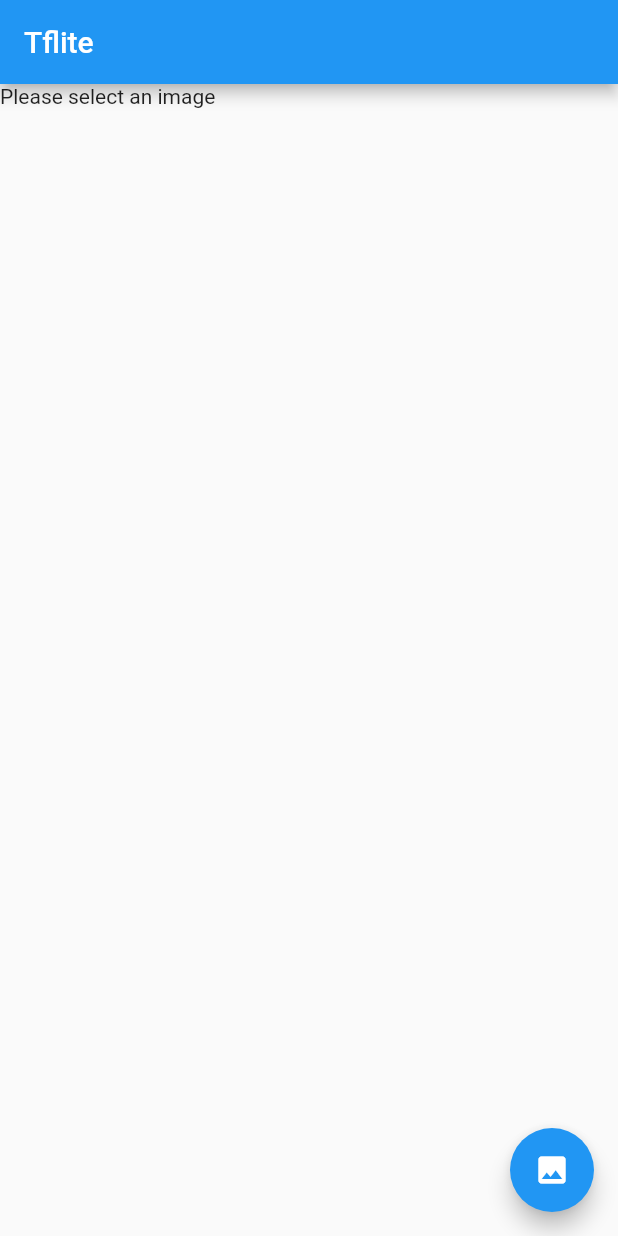
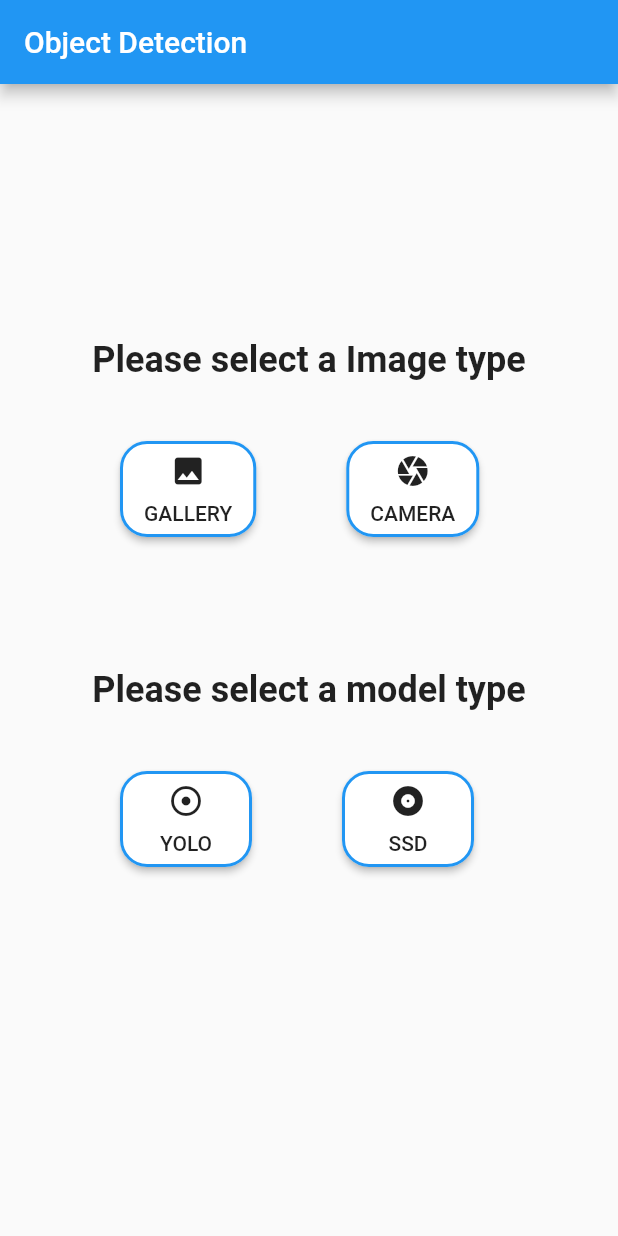
Before and after one commit to cbLife98/tflite_yolo, a Flutter app: the screen it shows after launch, on a phone screen of 412 x 824 dp. Run offline on Flutter 3.47's test engine with Material 2 defaults, Android fonts, the phone set to English and light mode, and no system bars; our stand-ins replace image_picker; missing offline and left inert: tflite.

Commit message:
Image Buttons

```diff
--- a/lib/main.dart
+++ b/lib/main.dart
@@ -74,8 +74,17 @@ class _TfliteHomeState extends State<TfliteHome> {
     }
   }
 
-  selectFromImagePicker() async {
+  selectFromImagePickerGallery() async {
     var image = await ImagePicker.pickImage(source: ImageSource.gallery);
+    if (image == null) return;
+    setState(() {
+      _busy = true;
+    });
+    predictImage(image);
+  }
+
+  selectFromImagePickerCamera() async {
+    var image = await ImagePicker.pickImage(source: ImageSource.camera);
     if (image == null) return;
     setState(() {
       _busy = true;
@@ -135,7 +144,7 @@ class _TfliteHomeState extends State<TfliteHome> {
     double factorX = screen.width;
     double factorY = _imageHeight/_imageWidth * screen.width;
 
-    Color blue = Colors.blue;
+    Color blue = Colors.red;
 
     return _recognitions.map((re){
       return Positioned(
@@ -160,17 +169,140 @@ class _TfliteHomeState extends State<TfliteHome> {
     }).toList();
   }
 
+
+  Widget mainScreen(){
+    return Container (
+      child: Column(
+        children: <Widget>[
+          Container(
+            padding: EdgeInsets.all(80.0),
+          ),
+          Text("Please select a Image type",style: TextStyle(fontSize: 24.0,fontWeight: FontWeight.bold),),
+          Container(
+            padding: EdgeInsets.all(16.0),
+          ),
+          imageType(),
+          Container(
+            padding: EdgeInsets.all(40.0) ,
+          ),
+          Text("Please select a model type",style: TextStyle(fontSize: 24.0,fontWeight: FontWeight.bold),),
+        Container(
+          padding: EdgeInsets.all(16.0),
+        ),
+          modelType()
+        ],
+      ),
+    );
+  }
+
+  Widget modelType (){
+    return Row(
+      children: <Widget>[
+        Container(
+          padding: EdgeInsets.all(40.0),
+        ),
+        RaisedButton(
+          shape: RoundedRectangleBorder(
+              borderRadius: new BorderRadius.circular(18.0),
+
+              side: BorderSide(color: Colors.blue,width: 2.0)
+          ),
+          color: Colors.white,
+          onPressed: selectFromImagePickerGallery,
+          child: Column(
+            children: <Widget>[
+              Container(padding: EdgeInsets.all(4.0),),
+              Icon(Icons.adjust),
+              Container(padding: EdgeInsets.all(4.0),),
+              Text("YOLO"),
+              Container(padding: EdgeInsets.all(4.0),),
+            ],
+          ),
+        ),
+        Container(
+          padding: EdgeInsets.all(30.0),
+        ),
+        RaisedButton(
+          shape: RoundedRectangleBorder(
+              borderRadius: new BorderRadius.circular(18.0),
+
+              side: BorderSide(color: Colors.blue,width: 2.0)
+          ),
+          color: Colors.white,
+          onPressed: selectFromImagePickerCamera,
+          child:Column(
+            children: <Widget>[
+              Container(padding: EdgeInsets.all(4.0),),
+              Icon(Icons.album,),
+              Container(padding: EdgeInsets.all(4.0),),
+              Text("SSD"),
+              Container(padding: EdgeInsets.all(4.0),),
+            ],
+          ),)
+      ],
+    );
+  }
+
+  Widget imageType () {
+    return Row(
+      children: <Widget>[
+        Container(
+          padding: EdgeInsets.all(40.0),
+        ),
+        RaisedButton(
+          shape: RoundedRectangleBorder(
+            borderRadius: new BorderRadius.circular(18.0),
+
+            side: BorderSide(color: Colors.blue,width: 2.0)
+          ),
+          color: Colors.white,
+          onPressed: selectFromImagePickerGallery,
+          child: Column(
+            children: <Widget>[
+              Container(padding: EdgeInsets.all(4.0),),
+              Icon(Icons.image),
+              Container(padding: EdgeInsets.all(4.0),),
+              Text("GALLERY"),
+              Container(padding: EdgeInsets.all(4.0),),
+            ],
+          ),
+        ),
+        Container(
+          padding: EdgeInsets.all(30.0),
+        ),
+        RaisedButton(
+          shape: RoundedRectangleBorder(
+              borderRadius: new BorderRadius.circular(18.0),
+
+              side: BorderSide(color: Colors.blue,width: 2.0)
+          ),
+          color: Colors.white,
+          onPressed: selectFromImagePickerCamera,
+          child:Column(
+            children: <Widget>[
+              Container(padding: EdgeInsets.all(4.0),),
+              Icon(Icons.camera,),
+              Container(padding: EdgeInsets.all(4.0),),
+              Text("CAMERA"),
+              Container(padding: EdgeInsets.all(4.0),),
+            ],
+          ),)
+      ],
+    );
+  }
+
   @override
   Widget build(BuildContext context) {
 
     Size size = MediaQuery.of(context).size;
     List<Widget> stackChildren = [];
 
+
     stackChildren.add(Positioned(
-      top: 0.0,
+      top: 10.0,
       left: 0.0,
       width: size.width,
-      child: _image == null ?  Text("Please select an image"): Image.file(_image),
+      child: _image == null ? mainScreen(): Image.file(_image),
     ));
 
     stackChildren.addAll(renderBoxes(size));
@@ -181,12 +313,7 @@ class _TfliteHomeState extends State<TfliteHome> {
 
     return Scaffold(
       appBar: AppBar(
-        title: Text("Tflite"),
-      ),
-      floatingActionButton: FloatingActionButton(
-        child: Icon(Icons.image),
-        tooltip: "Pick Image from Gallery",
-        onPressed: selectFromImagePicker,
+        title: Text("Object Detection"),
       ),
       body: Stack(
         children: stackChildren,
```
